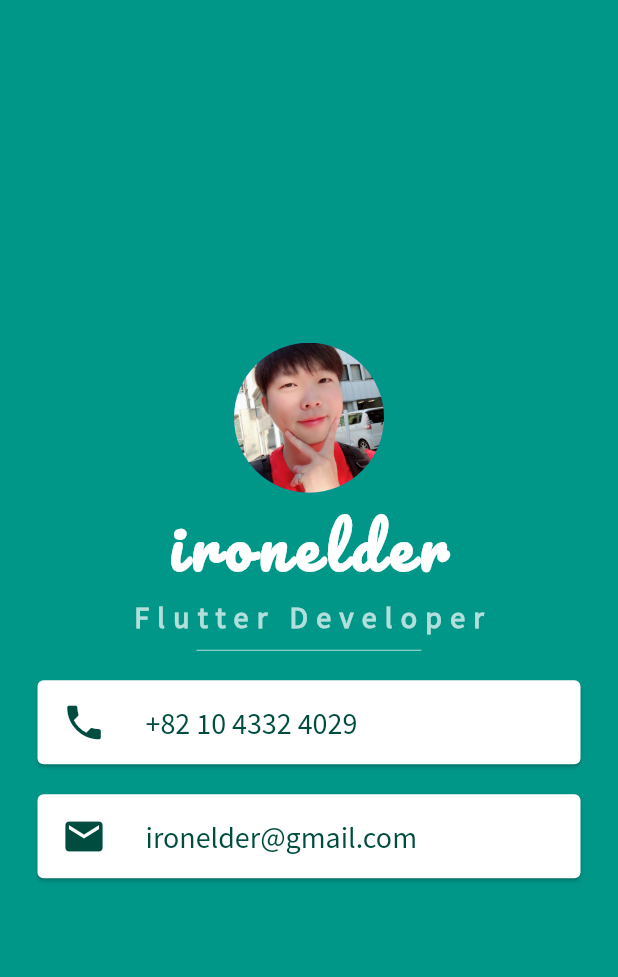
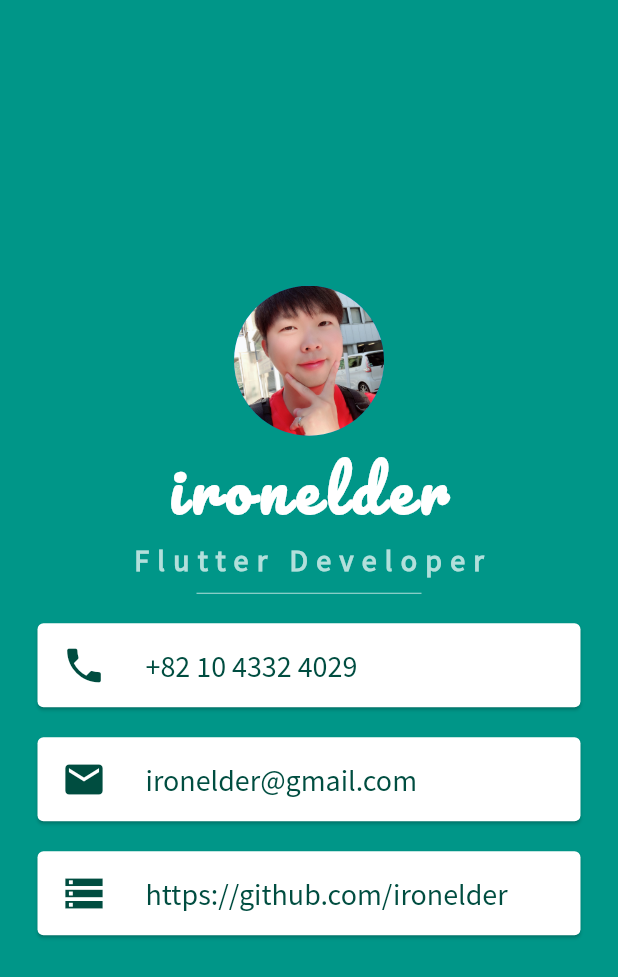
Before and after one commit to ironelder/MyProfileCard, a Flutter app: the screen it shows after launch, on a phone screen of 412 x 824 dp. Shown: the top 977 px of the screen. Run offline on Flutter 3.47's test engine with Material 2 defaults, Android fonts, the phone set to English and light mode, and no system bars.

Commit message:
add git storage & screenshot

```diff
--- a/flutterprofilecard/lib/main.dart
+++ b/flutterprofilecard/lib/main.dart
@@ -79,6 +79,24 @@ class MyProfile extends StatelessWidget {
                         fontFamily: 'Source Sans Pro'),
                   ),
                 ),
+              ),
+              Card(
+                color: Colors.white,
+                margin: EdgeInsets.symmetric(vertical: 10.0, horizontal: 25.0),
+                child: ListTile(
+                  leading: Icon(
+                    Icons.storage,
+                    color: Colors.teal.shade900,
+                    size: 30.0,
+                  ),
+                  title: Text(
+                    'https://github.com/ironelder',
+                    style: TextStyle(
+                        fontSize: 20.0,
+                        color: Colors.teal.shade900,
+                        fontFamily: 'Source Sans Pro'),
+                  ),
+                ),
               )
             ],
           ),
```
Also changed, not shown: myprofile.png (added).
